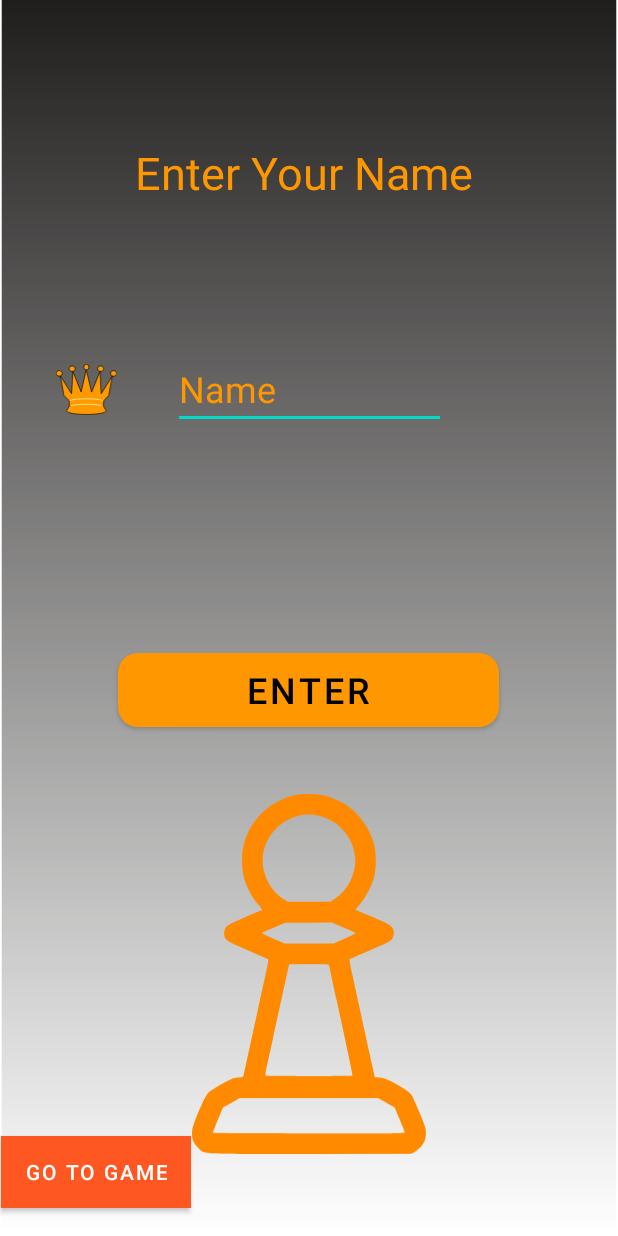
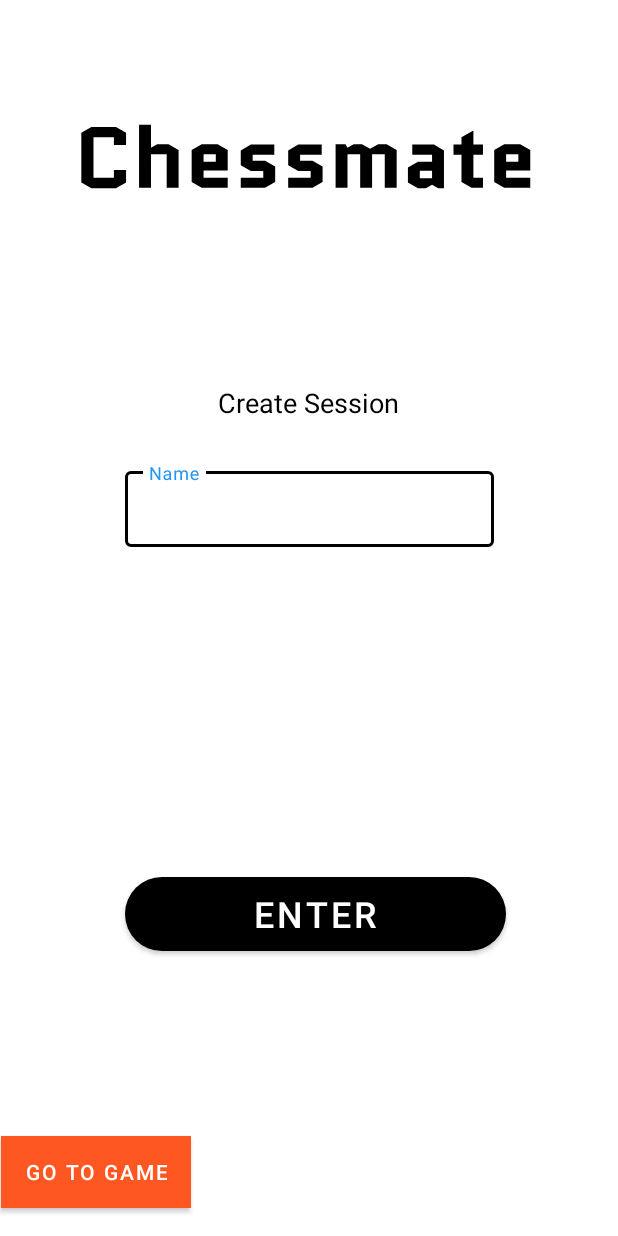
Before and after one commit to f2hafner/ChessMate, an Android app: the screen it shows after launch (HomeActivity), on a phone screen of 412 x 824 dp. Run offline under Robolectric (Android 15) with nearby library versions, the light colour scheme and no system bars.

Commit message:
HomwActivit: changed layout Name SplashScreenn: changed Layout

```diff
--- /dev/null
+++ b/app/src/main/res/drawable/ic_chessmatename.xml
@@ -0,0 +1,9 @@
+<vector xmlns:android="http://schemas.android.com/apk/res/android"
+    android:width="63dp"
+    android:height="10dp"
+    android:viewportWidth="63"
+    android:viewportHeight="10">
+  <path
+      android:pathData="M4.5454,6.54H6.2254V8.256L4.8334,9.06H1.4374L0.0454,8.256V1.344L1.4374,0.54H4.8334L6.2254,1.344V3.06H4.5454V1.98H1.7254V7.62H4.5454V6.54ZM9.6671,9H8.0231V0.24H9.6671V3.432L10.519,2.94H12.091L13.483,3.744V9H11.839V4.344H9.6671V9ZM20.2687,7.596V9H16.6807L15.2887,8.196V3.744L16.6807,2.94H18.8767L20.2687,3.744V6.612H16.9327V7.596H20.2687ZM16.9327,4.344V5.376H18.6247V4.344H16.9327ZM26.8258,6.048V8.196L25.4338,9H22.0738V7.596H25.1818V6.672H23.4658L22.0738,5.868V3.804L23.4658,3H26.7058V4.404H23.7178V5.244H25.4338L26.8258,6.048ZM33.3766,6.048V8.196L31.9846,9H28.6246V7.596H31.7326V6.672H30.0166L28.6246,5.868V3.804L30.0166,3H33.2566V4.404H30.2686V5.244H31.9846L33.3766,6.048ZM43.6114,3.744V9H41.9674V4.344H40.2154V9H38.5714V4.344H36.8194V9H35.1754V2.94H36.5314L36.8194,3.432L37.6714,2.94H38.8234L39.9394,3.588L41.0674,2.94H42.2194L43.6114,3.744ZM46.8099,6.636V7.68H48.5019V6.636H46.8099ZM46.5579,9.06L45.1659,8.256V6.18L46.5579,5.376H48.5019V4.404H45.7659V3H48.7539L50.1459,3.804V9.06H49.3539L48.5019,8.568L47.6499,9.06H46.5579ZM51.4649,4.404V3H52.5689V1.992L54.2129,1.044V3H55.5329V4.404H54.2129V7.596H55.5329V9H53.9609L52.5689,8.196V4.404H51.4649ZM62.0695,7.596V9H58.4815L57.0895,8.196V3.744L58.4815,2.94H60.6775L62.0695,3.744V6.612H58.7335V7.596H62.0695ZM58.7335,4.344V5.376H60.4255V4.344H58.7335Z"
+      android:fillColor="#000000"/>
+</vector>
--- a/app/src/main/res/layout/activity_home.xml
+++ b/app/src/main/res/layout/activity_home.xml
@@ -4,7 +4,7 @@
     xmlns:tools="http://schemas.android.com/tools"
     android:layout_width="match_parent"
     android:layout_height="match_parent"
-    android:background="@drawable/ic_simplebackground"
+
     tools:context=".HomeActivity">
 
     <Button
@@ -21,93 +21,92 @@
         app:layout_constraintTop_toTopOf="parent"
         app:layout_constraintVertical_bias="0.976" />
 
-    <EditText
-        android:id="@+id/EnterName"
-        android:layout_width="182dp"
-        android:layout_height="53dp"
-        android:layout_marginBottom="60dp"
-        android:ems="10"
-        android:hint="Name"
-        android:inputType="textPersonName"
-        android:shadowColor="#FF9800"
-        android:textColor="#FF9800"
-        android:textColorHighlight="#FF9800"
-        android:textColorHint="#FF9800"
-        android:textColorLink="#FF9800"
-        android:textSize="24sp"
-        app:layout_constraintBottom_toTopOf="@+id/pleaseEnterYourName"
-        app:layout_constraintEnd_toEndOf="parent"
-        app:layout_constraintHorizontal_bias="0.5"
-        app:layout_constraintStart_toEndOf="@+id/imageView"
-        app:layout_constraintStart_toStartOf="parent" />
-
     <Button
         android:id="@+id/EnterGameButton"
         android:layout_width="254dp"
         android:layout_height="61dp"
-        android:layout_marginBottom="32dp"
+        android:layout_marginBottom="184dp"
         android:shadowColor="#FFFFFF"
         android:text="Enter"
-        android:textColor="#000000"
+        android:textColor="#FFFFFF"
         android:textColorHint="#FFFFFF"
         android:textSize="24sp"
         android:visibility="visible"
-        app:backgroundTint="#FF9800"
-        app:cornerRadius="20px"
-        app:layout_constraintBottom_toTopOf="@+id/imageView2"
+        app:backgroundTint="#000000"
+        app:cornerRadius="80px"
+        app:layout_constraintBottom_toBottomOf="parent"
         app:layout_constraintEnd_toEndOf="parent"
-        app:layout_constraintHorizontal_bias="0.496"
+        app:layout_constraintHorizontal_bias="0.528"
         app:layout_constraintStart_toStartOf="parent"
-        app:strokeColor="#FF9800" />
+        app:strokeColor="#000000" />
 
     <TextView
         android:id="@+id/pleaseEnterYourName"
         android:layout_width="333dp"
         android:layout_height="35dp"
-        android:layout_marginBottom="48dp"
+        android:layout_marginTop="10dp"
+        android:layout_marginBottom="10dp"
         android:textAlignment="center"
-        android:textColor="#FF9800"
-        android:textColorHighlight="#FF9800"
-        android:textColorLink="#FF9800"
+        android:textColor="#000000"
+        android:textColorHighlight="#000000"
+        android:textColorLink="#000000"
         android:textSize="24sp"
         android:textStyle="bold"
         app:layout_constraintBottom_toTopOf="@+id/EnterGameButton"
         app:layout_constraintEnd_toEndOf="parent"
+        app:layout_constraintStart_toStartOf="parent"
+        app:layout_constraintTop_toBottomOf="@+id/EnterNameLayout"
+        app:layout_constraintVertical_bias="0.437" />
+
+    <ImageView
+        android:id="@+id/imageView8"
+        android:layout_width="304dp"
+        android:layout_height="76dp"
+        android:layout_marginTop="68dp"
+        app:layout_constraintEnd_toEndOf="parent"
         app:layout_constraintHorizontal_bias="0.5"
-        app:layout_constraintStart_toStartOf="parent" />
+        app:layout_constraintStart_toStartOf="parent"
+        app:layout_constraintTop_toTopOf="parent"
+        app:srcCompat="@drawable/ic_chessmatename" />
 
     <TextView
         android:id="@+id/textView2"
-        android:layout_width="232dp"
-        android:layout_height="44dp"
-        android:text="Enter Your Name"
-        android:textColor="#FF9800"
-        android:textSize="30sp"
-        app:layout_constraintBottom_toTopOf="@+id/EnterName"
+        android:layout_width="wrap_content"
+        android:layout_height="wrap_content"
+        android:layout_marginTop="112dp"
+        android:text="Create Session"
+        android:textColor="#000000"
+        android:textSize="18sp"
         app:layout_constraintEnd_toEndOf="parent"
-        app:layout_constraintHorizontal_bias="0.5"
+        app:layout_constraintHorizontal_bias="0.498"
         app:layout_constraintStart_toStartOf="parent"
-        app:layout_constraintTop_toTopOf="parent" />
+        app:layout_constraintTop_toBottomOf="@+id/imageView8" />
 
-    <ImageView
-        android:id="@+id/imageView"
-        android:layout_width="51dp"
-        android:layout_height="34dp"
-        app:layout_constraintBottom_toBottomOf="@+id/EnterName"
-        app:layout_constraintEnd_toStartOf="@+id/EnterName"
+    <com.google.android.material.textfield.TextInputLayout
+        android:id="@+id/EnterNameLayout"
+        style="@style/Widget.MaterialComponents.TextInputLayout.OutlinedBox"
+        android:layout_width="246dp"
+        android:layout_height="56dp"
+        android:layout_marginTop="28dp"
+        android:hint="Name"
+        android:textColorHint="#000000"
+        app:boxStrokeColor="#000000"
+        app:counterMaxLength="20"
+        app:endIconMode="clear_text"
+        app:endIconTint="#2196F3"
+        app:hintTextColor="#2196F3"
+        app:layout_constraintEnd_toEndOf="parent"
         app:layout_constraintStart_toStartOf="parent"
-        app:layout_constraintTop_toTopOf="@+id/EnterName"
-        app:srcCompat="@drawable/ic_crownwidget" />
+        app:layout_constraintTop_toBottomOf="@+id/textView2">
 
-    <ImageView
-        android:id="@+id/imageView2"
-        android:layout_width="156dp"
-        android:layout_height="253dp"
-        android:layout_marginBottom="48dp"
-        app:layout_constraintBottom_toBottomOf="parent"
-        app:layout_constraintEnd_toEndOf="parent"
-        app:layout_constraintHorizontal_bias="0.501"
-        app:layout_constraintStart_toStartOf="parent"
-        app:srcCompat="@drawable/ic_pawnforscreen" />
+        <com.google.android.material.textfield.TextInputEditText
+            android:id="@+id/EnterName"
+            android:layout_width="match_parent"
+            android:layout_height="wrap_content"
+            android:maxLength="20"
+            android:textColorHighlight="#000000"
+            android:textColorLink="#000000" />
+
+    </com.google.android.material.textfield.TextInputLayout>
 
 </androidx.constraintlayout.widget.ConstraintLayout>
```
Also changed, not shown: app/src/main/res/drawable/ic_pawn2_0.xml (added, +26 -0 lines), app/src/main/res/drawable/ic_stroke.xml (added, +15 -0 lines), app/src/main/res/layout/splash_screen.xml (+51 -2 lines).
